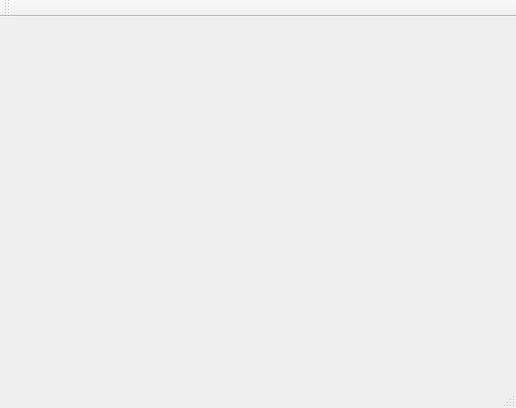
Before: the Qt Designer form Form_v1.0.2/foundation.ui in kattle/Demo, drawn with Qt 5.
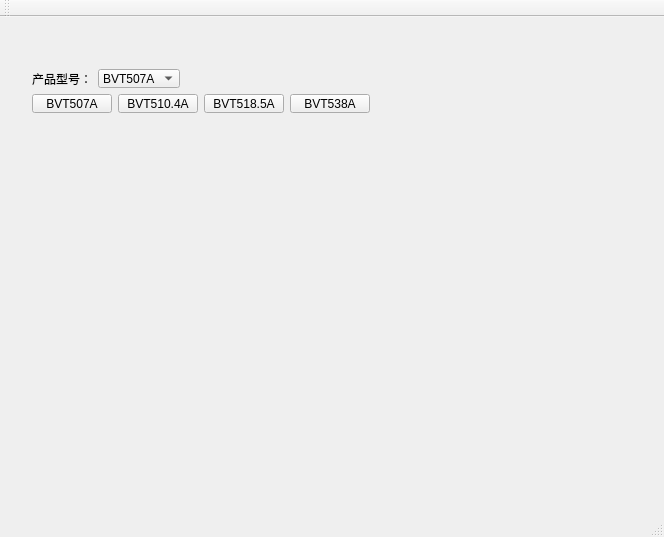
After: the same form once the commit is applied. The open tabs and pages were chosen to show the change.

Patch:
```diff
--- a/Form_v1.0.2/foundation.ui
+++ b/Form_v1.0.2/foundation.ui
@@ -6,8 +6,8 @@
    <rect>
     <x>0</x>
     <y>0</y>
-    <width>516</width>
-    <height>408</height>
+    <width>664</width>
+    <height>537</height>
    </rect>
   </property>
   <property name="windowTitle">
@@ -149,7 +149,157 @@
         </item>
        </layout>
       </widget>
-      <widget class="QWidget" name="page_main"/>
+      <widget class="QWidget" name="page_main">
+       <widget class="QStackedWidget" name="page_mainConf">
+        <property name="geometry">
+         <rect>
+          <x>10</x>
+          <y>100</y>
+          <width>631</width>
+          <height>361</height>
+         </rect>
+        </property>
+        <widget class="QWidget" name="page_1" native="true"/>
+        <widget class="QWidget" name="page_2"/>
+        <widget class="QWidget" name="page_3"/>
+        <widget class="QWidget" name="page_4" native="true"/>
+       </widget>
+       <widget class="QWidget" name="">
+        <property name="geometry">
+         <rect>
+          <x>12</x>
+          <y>0</y>
+          <width>588</width>
+          <height>22</height>
+         </rect>
+        </property>
+        <layout class="QHBoxLayout" name="horizontalLayout">
+         <item>
+          <spacer name="horizontalSpacer_9">
+           <property name="orientation">
+            <enum>Qt::Horizontal</enum>
+           </property>
+           <property name="sizeHint" stdset="0">
+            <size>
+             <width>228</width>
+             <height>20</height>
+            </size>
+           </property>
+          </spacer>
+         </item>
+         <item>
+          <widget class="QLabel" name="label">
+           <property name="text">
+            <string>BVT系列产品配置</string>
+           </property>
+          </widget>
+         </item>
+         <item>
+          <spacer name="horizontalSpacer_15">
+           <property name="orientation">
+            <enum>Qt::Horizontal</enum>
+           </property>
+           <property name="sizeHint" stdset="0">
+            <size>
+             <width>228</width>
+             <height>20</height>
+            </size>
+           </property>
+          </spacer>
+         </item>
+        </layout>
+       </widget>
+       <widget class="QWidget" name="">
+        <property name="geometry">
+         <rect>
+          <x>10</x>
+          <y>30</y>
+          <width>590</width>
+          <height>66</height>
+         </rect>
+        </property>
+        <layout class="QVBoxLayout" name="verticalLayout">
+         <item>
+          <layout class="QHBoxLayout" name="horizontalLayout_2">
+           <item>
+            <widget class="QLabel" name="label_3">
+             <property name="text">
+              <string>产品型号：</string>
+             </property>
+            </widget>
+           </item>
+           <item>
+            <widget class="QComboBox" name="comboBox">
+             <item>
+              <property name="text">
+               <string>BVT507A</string>
+              </property>
+             </item>
+            </widget>
+           </item>
+           <item>
+            <spacer name="horizontalSpacer_16">
+             <property name="orientation">
+              <enum>Qt::Horizontal</enum>
+             </property>
+             <property name="sizeHint" stdset="0">
+              <size>
+               <width>40</width>
+               <height>20</height>
+              </size>
+             </property>
+            </spacer>
+           </item>
+          </layout>
+         </item>
+         <item>
+          <layout class="QHBoxLayout" name="horizontalLayout_6">
+           <item>
+            <widget class="QPushButton" name="pushButton">
+             <property name="text">
+              <string>BVT507A</string>
+             </property>
+            </widget>
+           </item>
+           <item>
+            <widget class="QPushButton" name="pushButton_2">
+             <property name="text">
+              <string>BVT510.4A</string>
+             </property>
+            </widget>
+           </item>
+           <item>
+            <widget class="QPushButton" name="pushButton_5">
+             <property name="text">
+              <string>BVT518.5A</string>
+             </property>
+            </widget>
+           </item>
+           <item>
+            <widget class="QPushButton" name="pushButton_6">
+             <property name="text">
+              <string>BVT538A</string>
+             </property>
+            </widget>
+           </item>
+           <item>
+            <spacer name="horizontalSpacer_17">
+             <property name="orientation">
+              <enum>Qt::Horizontal</enum>
+             </property>
+             <property name="sizeHint" stdset="0">
+              <size>
+               <width>238</width>
+               <height>20</height>
+              </size>
+             </property>
+            </spacer>
+           </item>
+          </layout>
+         </item>
+        </layout>
+       </widget>
+      </widget>
      </widget>
     </item>
    </layout>
```
Left out of the diff: 4 changed lines with no effect on the pictures.
